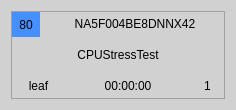
First picture: the form in runin/ui_cell.ui, repository ShenSteven/AutoPlasticOmnium, before the edit.
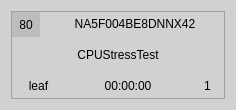
Second picture: the form after the edit.

What changed in the file:
```diff
--- a/runin/ui_cell.ui
+++ b/runin/ui_cell.ui
@@ -54,7 +54,7 @@
              </size>
             </property>
             <property name="styleSheet">
-             <string notr="true">background-color: rgb(69, 143, 255);</string>
+             <string notr="true">background-color: rgb(189, 189, 189);</string>
             </property>
             <property name="text">
              <string>80</string>
```
